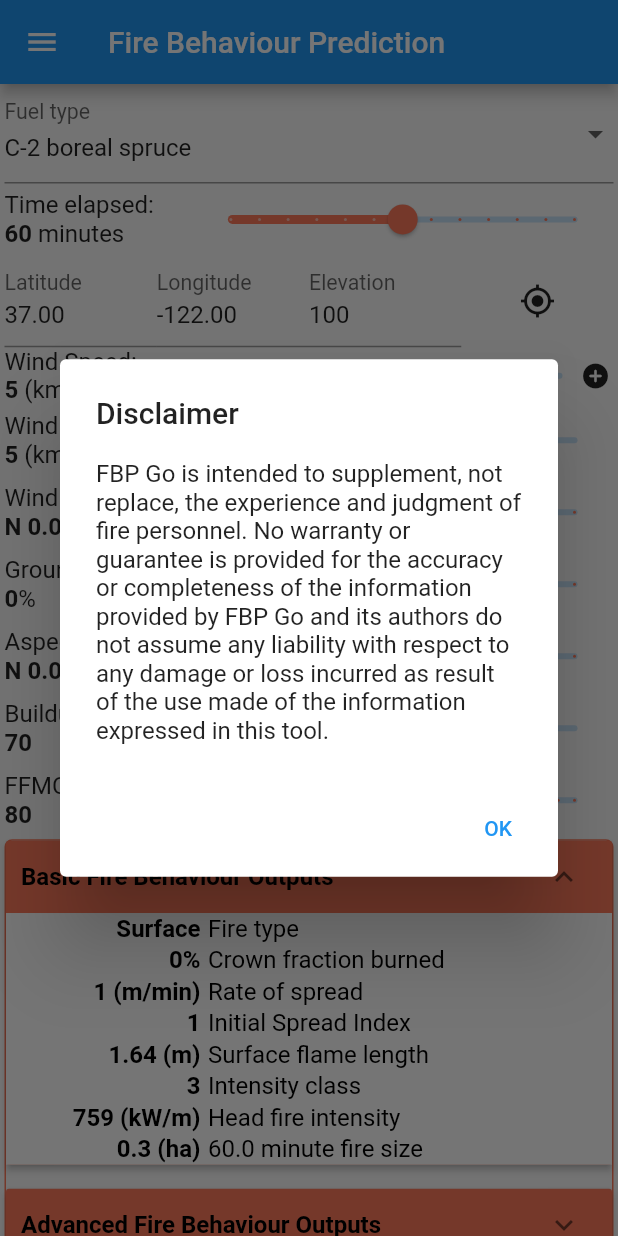
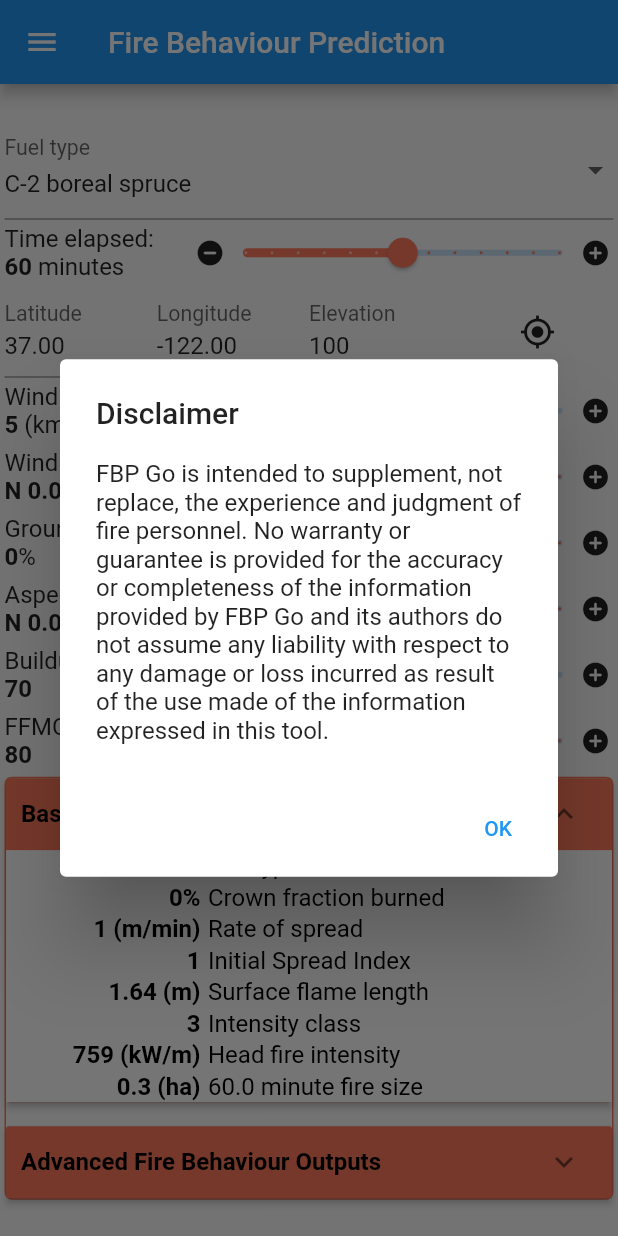
Before and after one commit to bcgov/fbp-go, a Flutter app: the screen it shows after launch, on a phone screen of 412 x 824 dp. Run offline on Flutter 3.47's test engine with Material 2 defaults, Android fonts, the phone set to English and light mode, and no system bars; our stand-ins replace geolocator, permission_handler, shared_preferences.

Commit message:
trying fancy slider for everything

```diff
--- a/lib/basic_input.dart
+++ b/lib/basic_input.dart
@@ -186,6 +186,8 @@ class BasicInputState extends State<BasicInputWidget> {
                     max: 50,
                     divisions: 50,
                     activeColor: activeColor,
+                    label:
+                        '${_input.ws.toInt()} km/h\nBeaufort scale:\n${beaufortScale.range}\n${beaufortScale.description}\n${beaufortScale.effects}',
                     onChanged: (value) {
                       // We need to round the wind speed. The slider doesn't give
                       // us nice clean whole numbers! This way we ensure we get
@@ -195,27 +197,27 @@ class BasicInputState extends State<BasicInputWidget> {
           ],
         ),
         // Wind Speed
-        Row(children: [
-          makeLabel('Wind Speed', '${_input.ws.toInt()}', ' (km/h)', textStyle,
-              textStyleBold),
-          Expanded(
-              flex: sliderFlex,
-              child: Slider(
-                value: _input.ws,
-                min: 0,
-                max: 50,
-                divisions: 50,
-                activeColor: activeColor,
-                label:
-                    '${_input.ws.toInt()} km/h\nBeaufort scale:\n${beaufortScale.range}\n${beaufortScale.description}\n${beaufortScale.effects}',
-                onChanged: (value) {
-                  // We need to round the wind speed. The slider doesn't give
-                  // us nice clean whole numbers! This way we ensure we get
-                  // that.
-                  _onWSChanged(value.roundToDouble());
-                },
-              ))
-        ]),
+        // Row(children: [
+        //   makeLabel('Wind Speed', '${_input.ws.toInt()}', ' (km/h)', textStyle,
+        //       textStyleBold),
+        //   Expanded(
+        //       flex: sliderFlex,
+        //       child: Slider(
+        //         value: _input.ws,
+        //         min: 0,
+        //         max: 50,
+        //         divisions: 50,
+        //         activeColor: activeColor,
+        //         label:
+        //             '${_input.ws.toInt()} km/h\nBeaufort scale:\n${beaufortScale.range}\n${beaufortScale.description}\n${beaufortScale.effects}',
+        //         onChanged: (value) {
+        //           // We need to round the wind speed. The slider doesn't give
+        //           // us nice clean whole numbers! This way we ensure we get
+        //           // that.
+        //           _onWSChanged(value.roundToDouble());
+        //         },
+        //       ))
+        // ]),
         // Wind Azimuth
         Row(children: [
           makeLabel(
@@ -226,7 +228,7 @@ class BasicInputState extends State<BasicInputWidget> {
               textStyleBold),
           Expanded(
               flex: sliderFlex,
-              child: Slider(
+              child: FancySliderWidget(
                 value: _input.waz,
                 min: 0,
                 max: 360,
@@ -246,7 +248,7 @@ class BasicInputState extends State<BasicInputWidget> {
               textStyleBold),
           Expanded(
               flex: sliderFlex,
-              child: Slider(
+              child: FancySliderWidget(
                 value: _input.gs,
                 min: 0,
                 max: 90,
@@ -271,7 +273,7 @@ class BasicInputState extends State<BasicInputWidget> {
               textStyleBold),
           Expanded(
               flex: sliderFlex,
-              child: Slider(
+              child: FancySliderWidget(
                 value: _input.aspect,
                 min: 0,
                 max: 360,
@@ -290,7 +292,7 @@ class BasicInputState extends State<BasicInputWidget> {
               textStyleBold),
           Expanded(
               flex: sliderFlex,
-              child: Slider(
+              child: FancySliderWidget(
                 value: _input.bui,
                 min: 0,
                 max: 200,
@@ -311,7 +313,7 @@ class BasicInputState extends State<BasicInputWidget> {
               'FFMC', '${_input.ffmc.toInt()}', '', textStyle, textStyleBold),
           Expanded(
               flex: sliderFlex,
-              child: Slider(
+              child: FancySliderWidget(
                 value:
                     _input.ffmc >= 80 && _input.ffmc <= 100 ? _input.ffmc : 80,
                 min: 80,
--- a/lib/fancy_slider.dart
+++ b/lib/fancy_slider.dart
@@ -21,8 +21,11 @@ class FancySliderState extends State<FancySliderWidget> {
   @override
   Widget build(BuildContext context) {
     const iconSize = 20.0;
+    const padding = 10.0;
     double step = (widget.max - widget.min) / widget.divisions;
-    return Column(
+    return Padding(
+        padding: const EdgeInsets.only(top: padding, bottom: padding),
+        child: Column(
           children: [
             Row(
               children: [
@@ -46,7 +49,7 @@ class FancySliderState extends State<FancySliderWidget> {
                           max: widget.max,
                           divisions: widget.divisions,
                           activeColor: widget.activeColor,
-                      label: widget.value.toStringAsFixed(0),
+                          label: widget.label,
                           onChanged: (double value) {
                             widget.onChanged(value);
                           },
@@ -64,7 +67,7 @@ class FancySliderState extends State<FancySliderWidget> {
               ],
             )
           ],
-    );
+        ));
   }
 }
 
@@ -74,6 +77,7 @@ class FancySliderWidget extends StatefulWidget {
   final double max;
   final int divisions;
   final Color activeColor;
+  final String label;
   final Function onChanged;
 
   const FancySliderWidget(
@@ -83,6 +87,7 @@ class FancySliderWidget extends StatefulWidget {
       required this.max,
       required this.divisions,
       required this.activeColor,
+      required this.label,
       required this.onChanged})
       : super(key: key);
   @override
--- a/lib/fbp_advanced.dart
+++ b/lib/fbp_advanced.dart
@@ -20,6 +20,7 @@ import 'package:fire_behaviour_app/persist.dart';
 import 'package:flutter/material.dart';
 
 import 'cffdrs/fbp_calc.dart';
+import 'fancy_slider.dart';
 import 'fbp_results.dart';
 import 'fire.dart';
 import 'fire_widgets.dart';
@@ -343,7 +344,7 @@ class AdvancedFireBehaviourPredictionFormState
                   textStyle, textStyleBold),
               Expanded(
                   flex: sliderFlex,
-                  child: Slider(
+                  child: FancySliderWidget(
                     value: _minutes,
                     min: 0,
                     max: 120,
```
Lines whose indentation alone changed are shown as unchanged.
